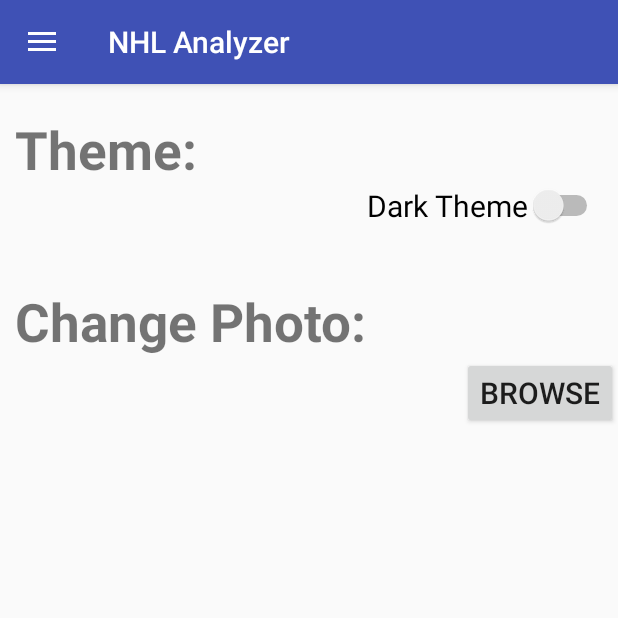
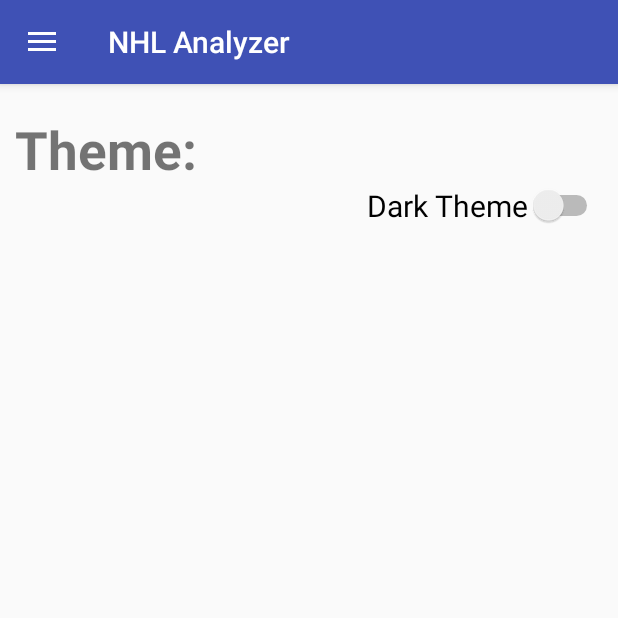
Before and after one commit to jcruz9678/NHL_Analyzer, an Android app: the fragment SettingsFragment placed in its activity, on a phone screen of 412 x 824 dp, the top half of it. Run offline under Robolectric (Android 15) with nearby library versions, the phone set to English and light mode, and no system bars; our stand-ins replace Picasso; pictures from the network do not load.

Commit message:
Added Images/Disabled Setting

```diff
--- a/app/src/main/java/edu/wit/mobileapp/nhl_analyzer/HomeFragment.java
+++ b/app/src/main/java/edu/wit/mobileapp/nhl_analyzer/HomeFragment.java
@@ -27,6 +27,15 @@ public class HomeFragment extends Fragment
         // Inflate the layout for this fragment
         View rootView = inflater.inflate(R.layout.home_fragment, container, false);
 
+        ImageView ImageSettings = (ImageView) rootView.findViewById(R.id.SettingsButton);
+        ImageSettings.setImageResource(R.drawable.ice_puck);
+        ImageView ImageAdv = (ImageView) rootView.findViewById(R.id.AdvancedStatsButton);
+        ImageAdv.setImageResource(R.drawable.numbers);
+        ImageView ImageAbo = (ImageView) rootView.findViewById(R.id.AboutStatsButton);
+        ImageAbo.setImageResource(R.drawable.question);
+
+/*
+
         if(imagedefault = true){
             //Set default image
             ImageButton = rootView.findViewById(R.id.AdvancedStatsButton);
@@ -43,6 +52,8 @@ public class HomeFragment extends Fragment
 
 
         }
+
+*/
 
         return rootView;
     }
--- a/app/src/main/java/edu/wit/mobileapp/nhl_analyzer/SplashPage.java
+++ b/app/src/main/java/edu/wit/mobileapp/nhl_analyzer/SplashPage.java
@@ -12,7 +12,8 @@ import com.squareup.picasso.Picasso;
 public class SplashPage extends AppCompatActivity
 {
     private static int SPLASH_TIME_OUT = 2000; //Time in seconds to wait
-    ImageView imageView; String LogoUrl = "https://i.imgur.com/mqP8nGF.jpg";
+    ImageView imageView;
+    String LogoUrl = "https://i.imgur.com/mqP8nGF.jpg";
 
     @Override
     protected void onCreate(Bundle savedInstanceState)
--- a/app/src/main/res/layout/settings_fragment.xml
+++ b/app/src/main/res/layout/settings_fragment.xml
@@ -39,11 +39,12 @@
             android:layout_width="match_parent"
             android:layout_height="wrap_content"
             android:layout_marginTop="40dp"
+            android:paddingEnd="10dp"
             android:paddingStart="10dp"
-            android:paddingEnd="10dp"
             android:text="@string/change_photo"
             android:textSize="35sp"
-            android:textStyle="bold" />
+            android:textStyle="bold"
+            android:visibility="invisible" />
 
         <Button
             android:id="@+id/browse_button"
@@ -51,7 +52,8 @@
             android:layout_height="wrap_content"
             android:layout_gravity="right"
             android:text="@string/browse_button_text"
-            android:textSize="20sp" />
+            android:textSize="20sp"
+            android:visibility="invisible" />
     </LinearLayout>
 
 </FrameLayout>
```
Also changed, not shown: app/src/main/res/layout/home_fragment.xml (+15 -8 lines), app/src/main/res/drawable/ice_puck.jpg (added), app/src/main/res/drawable/numbers.jpeg (added), app/src/main/res/drawable/question.jpeg (added).
